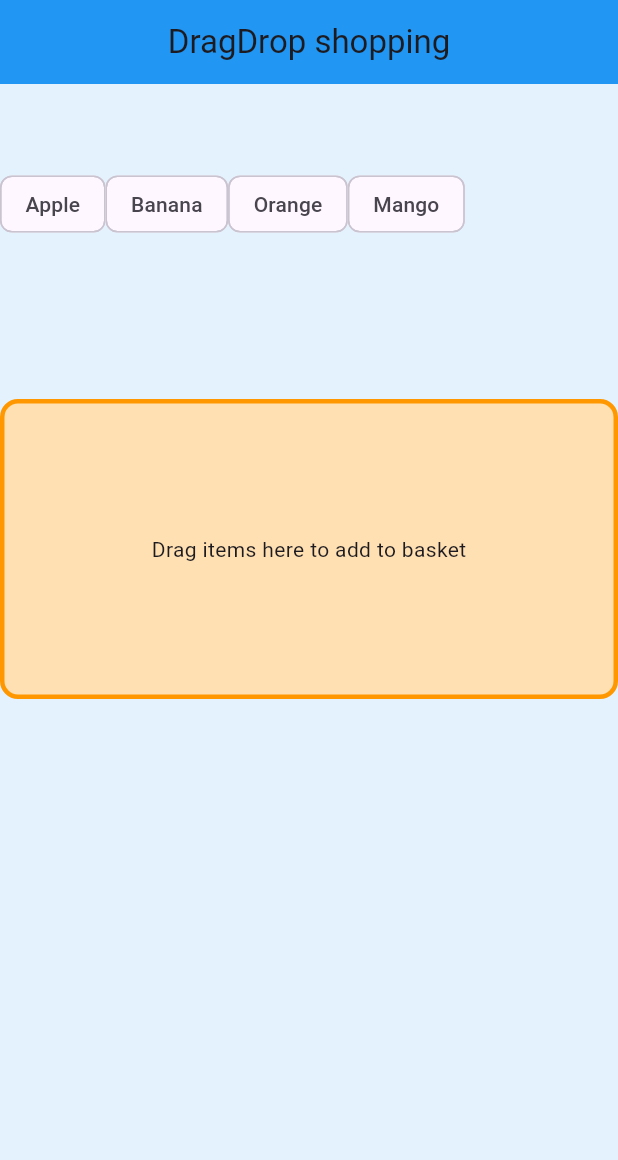
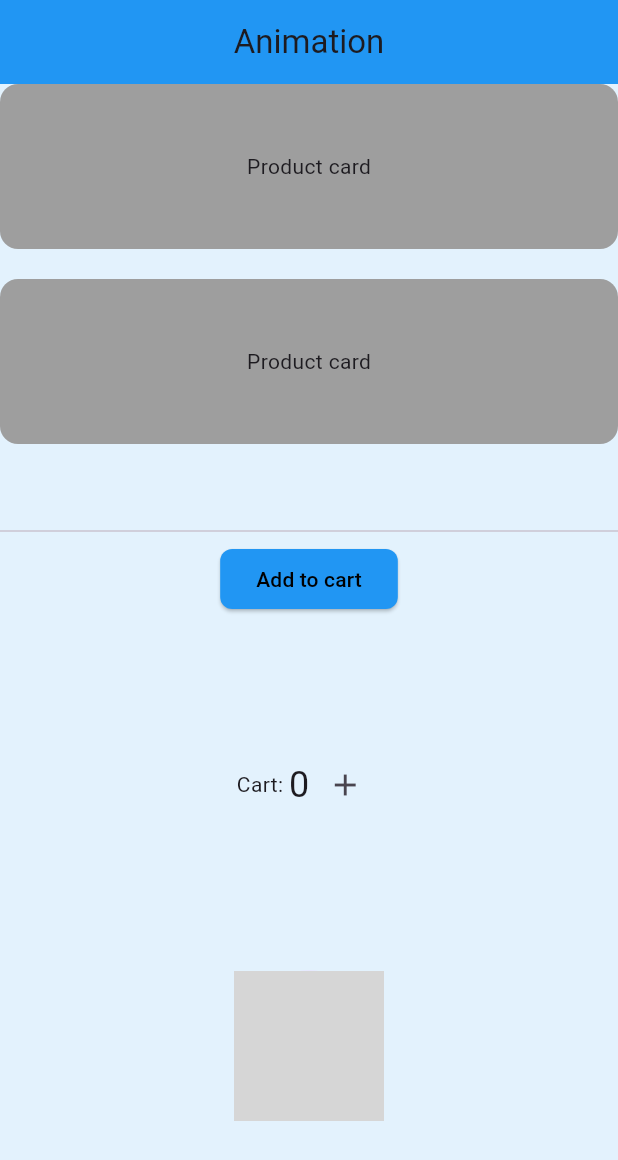
Before and after one commit to taufiqurSabbir/ostad_flutter_14, a Flutter app: the screen it shows after launch, on a phone screen of 412 x 824 dp. Shown: the top 1160 px of the screen. Run offline on Flutter 3.47's test engine with Material 3 defaults, Android fonts, the light colour scheme and no system bars; network calls fail; grey boxes are pictures that could not be loaded.

Commit message:
module 13 class - 4

```diff
--- a/lib/app.dart
+++ b/lib/app.dart
@@ -12,6 +12,7 @@ import 'module_12/module_12_grid.dart';
 import 'module_13/class_1.dart';
 import 'module_13/class_2_alert.dart';
 import 'module_13/class_3.dart';
+import 'module_13/class_4.dart';
 import 'module_13/drag_drop.dart';
 
 class MyAPP extends StatelessWidget {
@@ -64,7 +65,7 @@ class MyAPP extends StatelessWidget {
       ),
 
       title: 'Flutter 14',
-      home: DragDrop(),
+      home: Module13Class4(),
     );
   }
 }
--- a/lib/module_13/class_3.dart
+++ b/lib/module_13/class_3.dart
@@ -41,6 +41,10 @@ class Module13Class3 extends StatelessWidget {
             return Dismissible(
               key: Key(item['name']!),
 
+              // onDismissed: (direction){
+              //
+              // },
+
               confirmDismiss: (direction)async{
                 if(direction == DismissDirection.startToEnd){
                   ScaffoldMessenger.of(context).showSnackBar(
--- /dev/null
+++ b/lib/module_13/class_4.dart
@@ -0,0 +1,195 @@
+import 'package:flutter/material.dart';
+
+class Module13Class4 extends StatefulWidget {
+  const Module13Class4({super.key});
+
+  @override
+  State<Module13Class4> createState() => _Module13Class4State();
+}
+
+class _Module13Class4State extends State<Module13Class4> {
+  bool NonAniselected = false;
+  bool selected = false;
+  bool showMessage = false;
+  bool isLogin = false;
+  bool showPanel = false;
+  int cartCount = 0;
+  @override
+  Widget build(BuildContext context) {
+    return Scaffold(
+      appBar: AppBar(
+        title: Text('Animation'),
+      ),
+      body: SingleChildScrollView(
+        child: Column(
+          children: [
+            // AnimatedContainer
+
+            GestureDetector(
+              onTap: () {
+                setState(() {
+                  selected = !selected;
+                });
+              },
+              child: AnimatedContainer(
+                duration: Duration(milliseconds: 300),
+                height: selected ? 140 : 110,
+                decoration: BoxDecoration(
+                  color: selected ? Colors.green : Colors.grey,
+                  borderRadius: BorderRadius.circular(12),
+                ),
+                alignment: Alignment.center,
+                child: Text('Product card'),
+              ),
+            ),
+            SizedBox(
+              height: 20,
+            ),
+            GestureDetector(
+              onTap: () {
+                setState(() {
+                  NonAniselected = !NonAniselected;
+                });
+              },
+              child: Container(
+                height: NonAniselected ? 140 : 110,
+                decoration: BoxDecoration(
+                  color: NonAniselected ? Colors.green : Colors.grey,
+                  borderRadius: BorderRadius.circular(12),
+                ),
+                alignment: Alignment.center,
+                child: Text('Product card'),
+              ),
+            ),
+
+            SizedBox(
+              height: 50,
+            ),
+            Divider(),
+
+            ElevatedButton(
+                onPressed: () {
+                  setState(() {
+                    showMessage = !showMessage;
+                  });
+
+                  Future.delayed(Duration(seconds: 3), () {
+                    setState(() {
+                      showMessage = false;
+                    });
+                  });
+                },
+                child: Text('Add to cart')),
+
+            // AnimatedOpacity
+
+            AnimatedOpacity(
+              opacity: showMessage ? 1 : 0,
+              duration: Duration(milliseconds: 700),
+              child: Padding(
+                padding: const EdgeInsets.all(16.0),
+                child: Card(
+                  elevation: 6,
+                  child: Padding(
+                    padding: const EdgeInsets.symmetric(
+                        horizontal: 16.0, vertical: 13),
+                    child: Text(
+                      'Added to cart',
+                      style: TextStyle(fontSize: 16),
+                    ),
+                  ),
+                ),
+              ),
+            ),
+
+            // AnimatedSwitcher
+
+            Row(
+              mainAxisAlignment: MainAxisAlignment.center,
+              children: [
+                Text('Cart: '),
+                AnimatedSwitcher(
+                  duration: Duration(
+                    milliseconds: 1000,
+                  ),
+                  child: Text(
+                    '$cartCount',
+                    style: TextStyle(fontSize: 24),
+                  ),
+                  key: ValueKey(cartCount),
+                ),
+                IconButton(
+                    onPressed: () {
+                      setState(() {
+                        cartCount++;
+                      });
+                    },
+                    icon: Icon(Icons.add))
+              ],
+            ),
+
+            //   AnimatedAlign
+
+            SizedBox(
+              height: 300,
+              width: double.infinity,
+              child: AnimatedAlign(
+                alignment: isLogin ? Alignment.topCenter : Alignment.center,
+                duration: Duration(milliseconds: 1000),
+                child: CircleAvatar(
+                  backgroundImage: NetworkImage(
+                      'https://encrypted-tbn0.gstatic.com/images?q=tbn:ANd9GcQrN3fMD9X1_p5b6lRSCGcpDtH9BcgEOsEZLg&s'),
+                  radius: 50,
+                ),
+              ),
+            ),
+
+            ElevatedButton(
+                onPressed: () {
+                  setState(() {
+                    isLogin = !isLogin;
+                  });
+                },
+                child: Text('Login')),
+
+            SizedBox(height: 30,),
+
+            SizedBox(
+              height: 200,
+              child: Stack(
+                children: [
+                  Align(
+                    alignment: Alignment.topCenter,
+                      child: ElevatedButton(onPressed: (){
+                        setState(() {
+                          showPanel = !showPanel;
+                        });
+
+                        Future.delayed(Duration(seconds: 3), () {
+                          setState(() {
+                            showPanel = false;
+                          });
+                        });
+                      }, child: Text('Toggle bottom'))),
+
+                  AnimatedPositioned(
+                    duration: Duration(milliseconds: 800),
+                    bottom: showPanel ? 0 : -120,
+                    left: 0,
+                     right: 0,
+                    child: Container(
+                      height: 120,
+                      color: Colors.blue,
+                      alignment: Alignment.center,
+                      child: Text('Bottom pannel'),
+                    ),
+                  )
+                ],
+              ),
+            )
+          ],
+        ),
+      ),
+    );
+  }
+}
```
Also changed, not shown: lib/module_14/class_1.dart (added).
